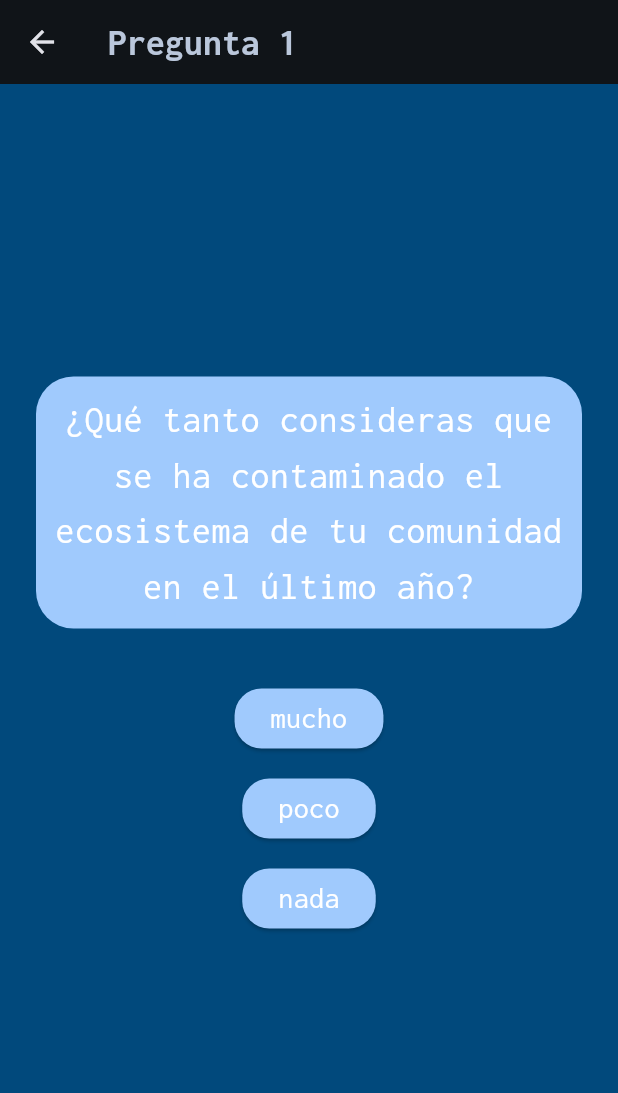
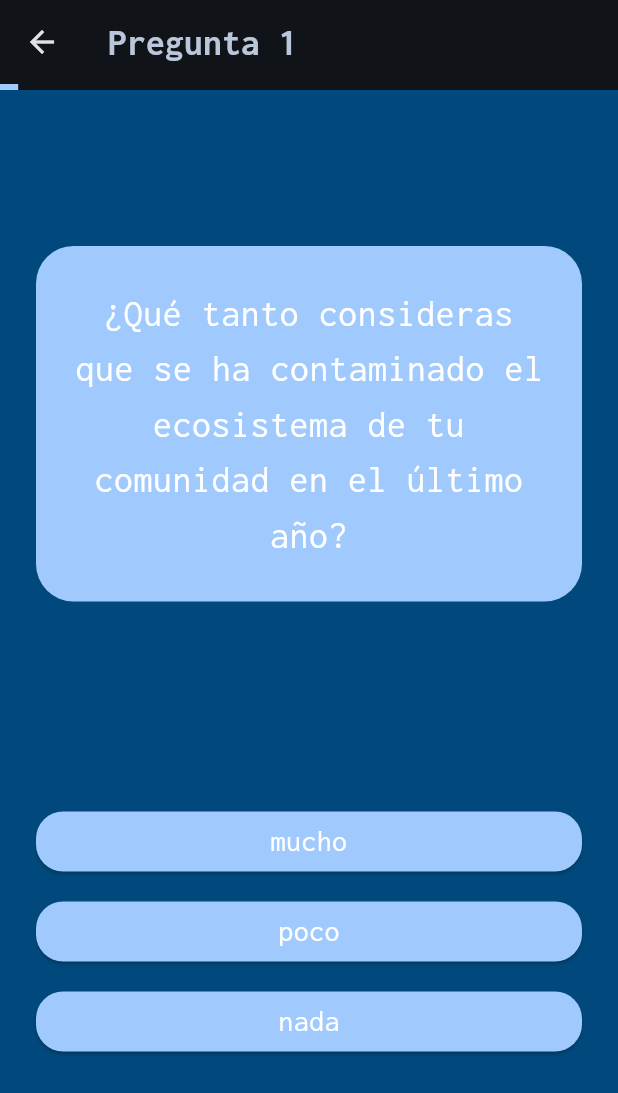
Before and after one commit to RafaelDiaz01/App-Tarantulas, a Flutter app: the EncuestaScreen screen opened directly with empty values, on a phone screen of 412 x 824 dp. Shown: the top 1093 px of the screen. Run offline on Flutter 3.47's test engine with Material 3 defaults, Android fonts, the phone set to English and light mode, and no system bars; our stand-ins replace font_awesome_flutter, google_fonts, hive, hive_flutter, lottie; accounts and stored records are empty.

```diff
--- a/lib/screens/encuestaScreen.dart
+++ b/lib/screens/encuestaScreen.dart
@@ -12,16 +12,31 @@ class EncuestaScreen extends StatefulWidget {
   State<EncuestaScreen> createState() => _EncuestaScreenState();
 }
 
-class _EncuestaScreenState extends State<EncuestaScreen> {
+class _EncuestaScreenState extends State<EncuestaScreen>
+    with SingleTickerProviderStateMixin {
   int _currentIndex = 0;
   final Map<String, String> _respuestas = {};
   final TextEditingController _respuestaAbiertaController =
       TextEditingController();
   bool _guardando = false;
   String _textoRespuesta = '';
+  late AnimationController _controller;
+  late Animation<double> _animation;
+
+  @override
+  void initState() {
+    super.initState();
+    _controller = AnimationController(
+      vsync: this,
+      duration: const Duration(milliseconds: 500),
+    );
+    _animation = Tween<double>(begin: 0, end: 1).animate(_controller);
+    _controller.forward();
+  }
 
   @override
   void dispose() {
+    _controller.dispose();
     _respuestaAbiertaController.dispose();
     super.dispose();
   }
@@ -51,6 +66,8 @@ class _EncuestaScreenState extends State<EncuestaScreen> {
 
     if (_currentIndex < preguntasEncuesta.length - 1) {
       setState(() => _currentIndex++);
+      _controller.reset();
+      _controller.forward();
       _guardando = false;
     } else {
       await _finalizarEncuesta();
@@ -103,17 +120,34 @@ class _EncuestaScreenState extends State<EncuestaScreen> {
             color: Theme.of(context).colorScheme.secondary,
           ),
         ),
+        bottom: PreferredSize(
+          preferredSize: const Size.fromHeight(4),
+          child: LinearProgressIndicator(
+            value: (_currentIndex + 1) / preguntasEncuesta.length,
+            backgroundColor: Theme.of(
+              context,
+            ).colorScheme.surface.withOpacity(0.2),
+            valueColor: AlwaysStoppedAnimation<Color>(
+              Theme.of(context).colorScheme.primary,
+            ),
+            minHeight: 4,
+          ),
+        ),
       ),
       body: Container(
         padding: const EdgeInsets.all(24),
         child: Column(
-          mainAxisAlignment: MainAxisAlignment.center,
+          mainAxisAlignment: MainAxisAlignment.start,
+          crossAxisAlignment: CrossAxisAlignment.stretch,
           children: [
+            SizedBox(height: 70),
             Container(
               decoration: BoxDecoration(
                 color: Theme.of(context).colorScheme.primary,
                 borderRadius: BorderRadius.circular(25),
               ),
+              margin: const EdgeInsets.only(bottom: 30, top: 10),
+              padding: const EdgeInsets.all(16),
               child: Padding(
                 padding: EdgeInsets.all(10),
                 child: Text(
@@ -123,7 +157,7 @@ class _EncuestaScreenState extends State<EncuestaScreen> {
                 ),
               ),
             ),
-            const SizedBox(height: 30),
+            const SizedBox(height: 100),
             if (_esAbierta()) ...[
               TextField(
                 controller: _respuestaAbiertaController,
@@ -141,28 +175,26 @@ class _EncuestaScreenState extends State<EncuestaScreen> {
                 },
               ),
               const SizedBox(height: 24),
-              ElevatedButton(
+              SizedBox(
+                width: double.infinity,
+                child: ElevatedButton(
                   onPressed: _textoRespuesta.trim().isEmpty ? null : _siguiente,
                   child: const Text('Siguiente'),
+                ),
               ),
             ] else ...[
               ...opciones!.map(
                 (opcion) => Padding(
                   padding: const EdgeInsets.symmetric(vertical: 6),
+                  child: SizedBox(
+                    width: double.infinity,
                     child: ElevatedButton(
                       style: ElevatedButton.styleFrom(
-                      backgroundColor:
-                          Theme.of(
-                            context,
-                          ).colorScheme.primary, // Color de fondo
+                        backgroundColor: Theme.of(context).colorScheme.primary,
                         foregroundColor:
-                          Theme.of(
-                            context,
-                          ).colorScheme.onPrimary, // Color del texto/ícono
+                            Theme.of(context).colorScheme.onPrimary,
                         shape: RoundedRectangleBorder(
-                        borderRadius: BorderRadius.circular(
-                          18,
-                        ), // Bordes redondeados opcional
+                          borderRadius: BorderRadius.circular(18),
                         ),
                       ),
                       onPressed: () {
@@ -177,7 +209,9 @@ class _EncuestaScreenState extends State<EncuestaScreen> {
                     ),
                   ),
                 ),
+              ),
             ],
+            const Spacer(),
           ],
         ),
       ),
--- a/lib/screens/form_screen.dart
+++ b/lib/screens/form_screen.dart
@@ -2,7 +2,6 @@ import 'package:flutter/material.dart';
 import 'package:uuid/uuid.dart';
 import 'package:hive/hive.dart';
 import '../models/usuario_model.dart';
-import '../configurations/app_theme.dart';
 import '../screens/encuestaScreen.dart';
 
 final Color azulClaro = const Color(0xFF42A5F5);
@@ -14,7 +13,8 @@ class FormScreen extends StatefulWidget {
   State<FormScreen> createState() => _FormScreenState();
 }
 
-class _FormScreenState extends State<FormScreen> with SingleTickerProviderStateMixin {
+class _FormScreenState extends State<FormScreen>
+    with SingleTickerProviderStateMixin {
   final _formKey = GlobalKey<FormState>();
   late AnimationController _controller;
   late Animation<double> _animation;
@@ -162,7 +162,6 @@ class _FormScreenState extends State<FormScreen> with SingleTickerProviderStateM
           "Configuraciones",
           style: Theme.of(context).textTheme.titleMedium?.copyWith(),
         ),
-        backgroundColor: Theme.of(context).colorScheme.primary,
         bottom: PreferredSize(
           preferredSize: const Size.fromHeight(4),
           child: AnimatedBuilder(
@@ -170,8 +169,12 @@ class _FormScreenState extends State<FormScreen> with SingleTickerProviderStateM
             builder:
                 (context, child) => LinearProgressIndicator(
                   value: _animation.value,
-                  backgroundColor: Colors.white.withOpacity(0.2),
-                  valueColor: const AlwaysStoppedAnimation<Color>(Colors.white),
+                  backgroundColor: Theme.of(
+                    context,
+                  ).colorScheme.surface.withOpacity(0.2),
+                  valueColor: AlwaysStoppedAnimation<Color>(
+                    Theme.of(context).colorScheme.primary,
+                  ),
                   minHeight: 4,
                 ),
           ),
@@ -292,7 +295,10 @@ class _FormScreenState extends State<FormScreen> with SingleTickerProviderStateM
                                       style: Theme.of(
                                         context,
                                       ).textTheme.bodyMedium?.copyWith(
-                                        color: Theme.of(context).colorScheme.secondary,
+                                        color:
+                                            Theme.of(
+                                              context,
+                                            ).colorScheme.secondary,
                                       ),
                                     ),
                                   ),
@@ -357,8 +363,12 @@ class _FormScreenState extends State<FormScreen> with SingleTickerProviderStateM
                               value: nivel,
                               child: Text(
                                 nivel,
-                                style: Theme.of(context).textTheme.bodyMedium
-                                    ?.copyWith(color: Theme.of(context).colorScheme.secondary),
+                                style: Theme.of(
+                                  context,
+                                ).textTheme.bodyMedium?.copyWith(
+                                  color:
+                                      Theme.of(context).colorScheme.secondary,
+                                ),
                               ),
                             ),
                           )
@@ -427,8 +437,12 @@ class _FormScreenState extends State<FormScreen> with SingleTickerProviderStateM
                               value: opcion,
                               child: Text(
                                 opcion,
-                                style: Theme.of(context).textTheme.bodyMedium
-                                    ?.copyWith(color: Theme.of(context).colorScheme.secondary),
+                                style: Theme.of(
+                                  context,
+                                ).textTheme.bodyMedium?.copyWith(
+                                  color:
+                                      Theme.of(context).colorScheme.secondary,
+                                ),
                               ),
                             ),
                           )
```
Lines whose indentation alone changed are shown as unchanged.
